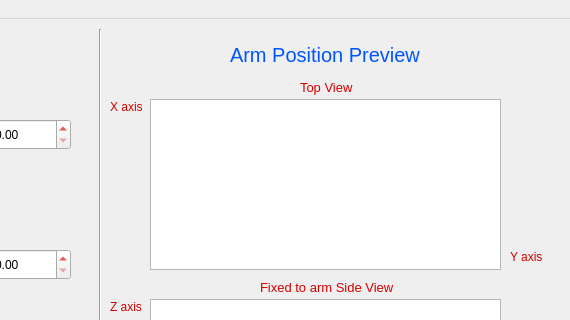
This is pArm/GUI/InProgressGUI.ui in pArm-TFG/pArm-S1 as Qt 5 draws it before an edit; both pictures show x 430 to 1000 and y 0 to 320 of the 1000 by 600 pixel window. The edited form follows.
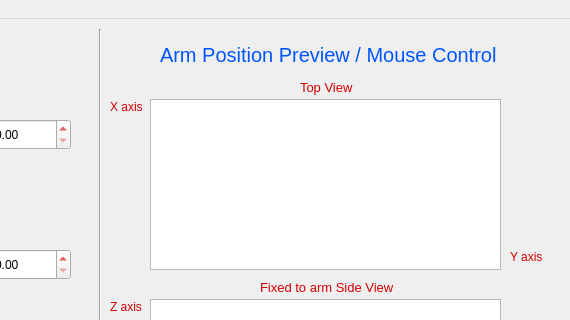
This is the edited form. Custom widgets are drawn as their Qt base class.

Commit message: Mouse control on side/top view added, now the GUI is much more intuitive

```diff
--- a/pArm/GUI/InProgressGUI.ui
+++ b/pArm/GUI/InProgressGUI.ui
@@ -156,9 +156,9 @@
    <widget class="QLabel" name="SubtitleRightLabel">
     <property name="geometry">
      <rect>
-      <x>660</x>
+      <x>590</x>
       <y>20</y>
-      <width>231</width>
+      <width>411</width>
       <height>31</height>
      </rect>
     </property>
@@ -205,7 +205,7 @@
      </font>
     </property>
     <property name="text">
-     <string>Arm Position Preview</string>
+     <string>Arm Position Preview / Mouse Control</string>
     </property>
    </widget>
    <widget class="QSlider" name="Slider2">
```
Left out of the diff: 4 changed lines with no effect on the pictures. The commit also changes 1 other file.
